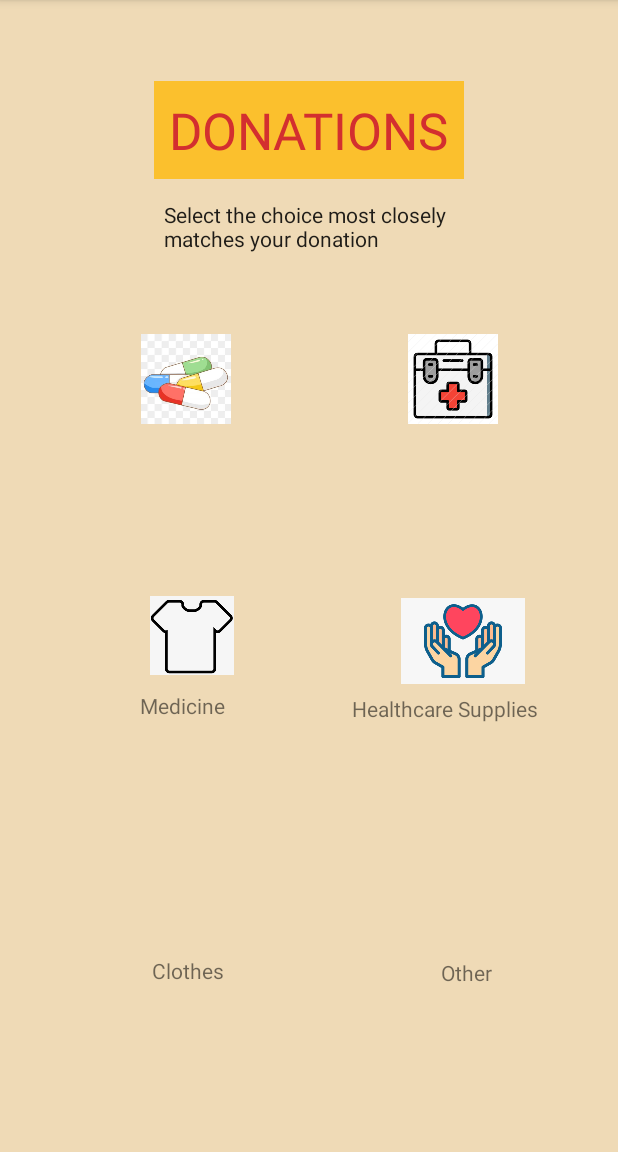
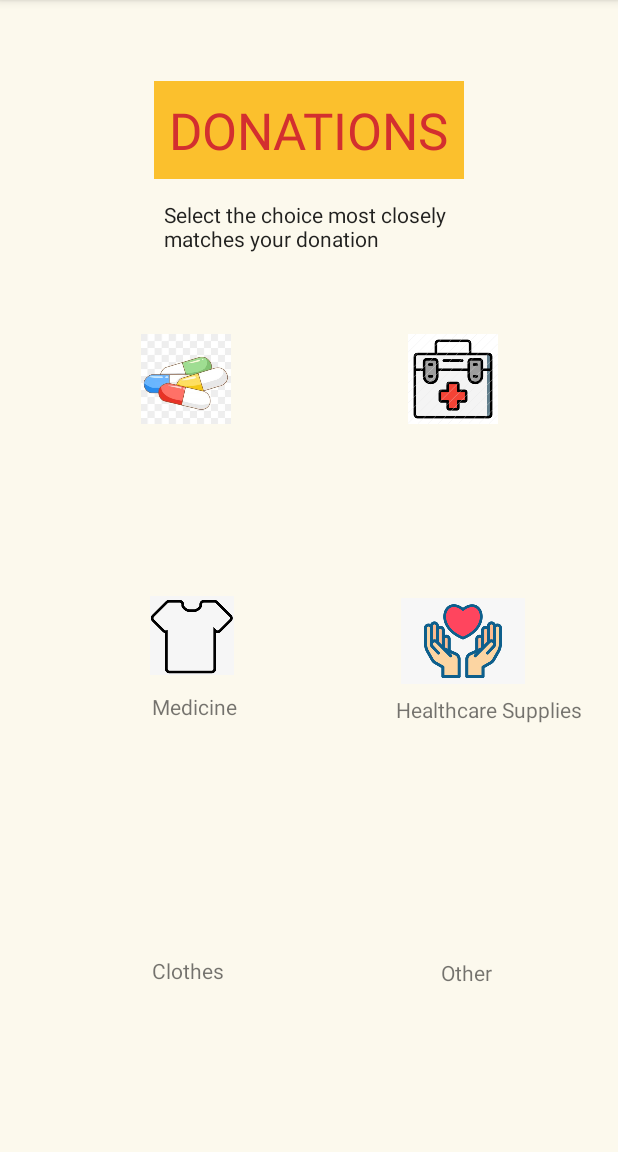
Before and after one commit to Hydrangea-Hacks/SocialGood, an Android app: the Donate screen opened directly, with no data from a screen before it, on a phone screen of 412 x 824 dp, the part 84-1236 px from its top. Run offline under Robolectric (Android 15) with nearby library versions, the phone set to English and light mode, and no system bars.

Commit message:
With changes to color scheme of slides . Final

```diff
--- a/app/src/main/res/layout/activity_donate.xml
+++ b/app/src/main/res/layout/activity_donate.xml
@@ -66,8 +66,8 @@
         android:layout_alignParentStart="true"
         android:layout_alignParentBottom="true"
         android:layout_centerVertical="true"
-        android:layout_marginStart="93dp"
-        android:layout_marginBottom="288dp"
+        android:layout_marginStart="101dp"
+        android:layout_marginBottom="287dp"
         android:text="Medicine"
         app:layout_constraintTop_toBottomOf="@+id/imageButton"
         tools:layout_editor_absoluteX="100dp" />
@@ -79,8 +79,8 @@
         android:layout_alignParentEnd="true"
         android:layout_alignParentBottom="true"
         android:layout_centerVertical="true"
-        android:layout_marginEnd="53dp"
-        android:layout_marginBottom="286dp"
+        android:layout_marginEnd="24dp"
+        android:layout_marginBottom="285dp"
         android:text="Healthcare Supplies"
         app:layout_constraintTop_toBottomOf="@+id/imageButton2"
         tools:layout_editor_absoluteX="238dp" />
--- a/app/src/main/res/values/colors.xml
+++ b/app/src/main/res/values/colors.xml
@@ -2,9 +2,9 @@
 <resources>
     <color name="purple_200">#665C84</color>
     <color name="purple_500">#FF7657</color>
-    <color name="purple_700">#FF3700B3</color>
+    <color name="purple_700">#FFBA5A</color>
     <color name="teal_200">#FF03DAC5</color>
     <color name="teal_700">#FF018786</color>
     <color name="black">#FF000000</color>
-    <color name="cream">#EFDAB6</color>
+    <color name="cream">#FCF9ED</color>
 </resources>
```
